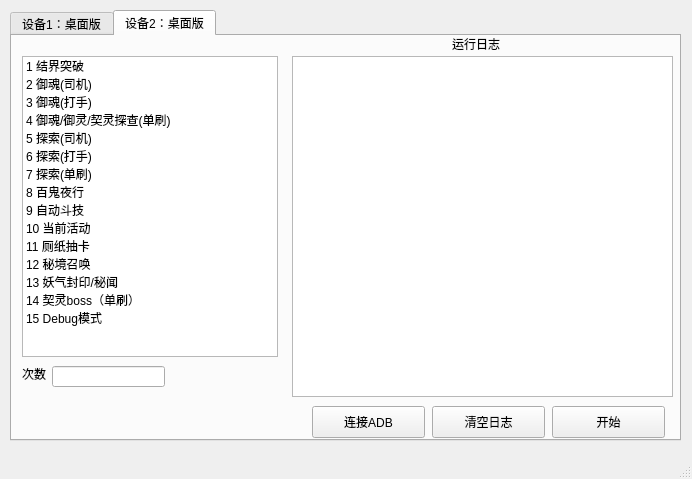
The window that yys.ui (lisai9093/YYS) describes before a commit, drawn with Qt 5.
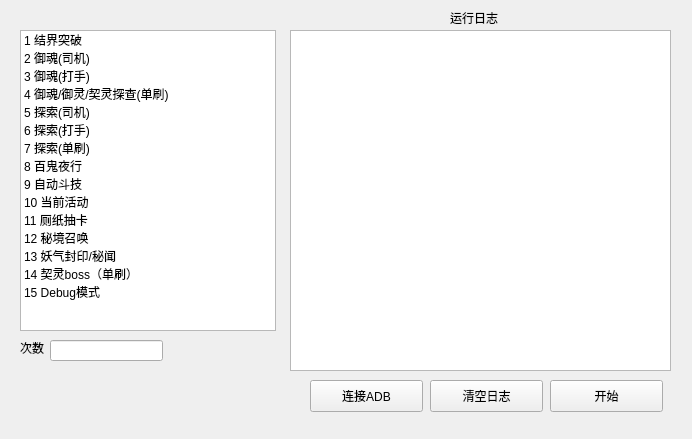
The same window after the commit. The open tabs and pages were chosen to show the change.

Commit message: 加入任意线程支持

```diff
--- a/yys.ui
+++ b/yys.ui
@@ -7,34 +7,18 @@
     <x>0</x>
     <y>0</y>
     <width>692</width>
-    <height>479</height>
+    <height>439</height>
    </rect>
   </property>
   <property name="windowTitle">
    <string>阴阳师自动脚本 - lisai9093</string>
   </property>
   <widget class="QWidget" name="centralwidget">
-   <widget class="QTabWidget" name="tabWidget">
-    <property name="geometry">
-     <rect>
-      <x>10</x>
-      <y>10</y>
-      <width>671</width>
-      <height>431</height>
-     </rect>
-    </property>
-    <property name="currentIndex">
-     <number>0</number>
-    </property>
-    <widget class="QWidget" name="tab1">
-     <attribute name="title">
-      <string>设备1：桌面版</string>
-     </attribute>
      <widget class="QListWidget" name="listWidget">
       <property name="geometry">
        <rect>
-        <x>10</x>
-        <y>20</y>
+      <x>20</x>
+      <y>30</y>
         <width>256</width>
         <height>301</height>
        </rect>
@@ -118,8 +102,8 @@
      <widget class="QLabel" name="label">
       <property name="geometry">
        <rect>
-        <x>10</x>
-        <y>330</y>
+      <x>20</x>
+      <y>340</y>
         <width>31</width>
         <height>16</height>
        </rect>
@@ -131,41 +115,54 @@
      <widget class="QLineEdit" name="lineEdit">
       <property name="geometry">
        <rect>
-        <x>40</x>
-        <y>330</y>
+      <x>50</x>
+      <y>340</y>
         <width>113</width>
         <height>21</height>
        </rect>
       </property>
      </widget>
-     <widget class="QLabel" name="label_2">
+   <widget class="QPushButton" name="pushButton_start">
       <property name="geometry">
        <rect>
-        <x>440</x>
-        <y>0</y>
-        <width>60</width>
-        <height>16</height>
+      <x>550</x>
+      <y>380</y>
+      <width>113</width>
+      <height>32</height>
        </rect>
       </property>
       <property name="text">
-       <string>运行日志</string>
+     <string>开始</string>
       </property>
      </widget>
      <widget class="QTextBrowser" name="textBrowser">
       <property name="geometry">
        <rect>
-        <x>280</x>
-        <y>20</y>
+      <x>290</x>
+      <y>30</y>
         <width>381</width>
         <height>341</height>
        </rect>
       </property>
      </widget>
+   <widget class="QLabel" name="label_2">
+    <property name="geometry">
+     <rect>
+      <x>450</x>
+      <y>10</y>
+      <width>60</width>
+      <height>16</height>
+     </rect>
+    </property>
+    <property name="text">
+     <string>运行日志</string>
+    </property>
+   </widget>
      <widget class="QPushButton" name="pushButton_restart">
       <property name="geometry">
        <rect>
-        <x>300</x>
-        <y>370</y>
+      <x>310</x>
+      <y>380</y>
         <width>113</width>
         <height>32</height>
        </rect>
@@ -177,8 +174,8 @@
      <widget class="QPushButton" name="pushButton_clear">
       <property name="geometry">
        <rect>
-        <x>420</x>
-        <y>370</y>
+      <x>430</x>
+      <y>380</y>
         <width>113</width>
         <height>32</height>
        </rect>
@@ -186,196 +183,6 @@
       <property name="text">
        <string>清空日志</string>
       </property>
-     </widget>
-     <widget class="QPushButton" name="pushButton_start">
-      <property name="geometry">
-       <rect>
-        <x>540</x>
-        <y>370</y>
-        <width>113</width>
-        <height>32</height>
-       </rect>
-      </property>
-      <property name="text">
-       <string>开始</string>
-      </property>
-     </widget>
-    </widget>
-    <widget class="QWidget" name="tab2">
-     <attribute name="title">
-      <string>设备2：桌面版</string>
-     </attribute>
-     <widget class="QLabel" name="label_3">
-      <property name="geometry">
-       <rect>
-        <x>10</x>
-        <y>330</y>
-        <width>31</width>
-        <height>16</height>
-       </rect>
-      </property>
-      <property name="text">
-       <string>次数</string>
-      </property>
-     </widget>
-     <widget class="QListWidget" name="listWidget_2">
-      <property name="geometry">
-       <rect>
-        <x>10</x>
-        <y>20</y>
-        <width>256</width>
-        <height>301</height>
-       </rect>
-      </property>
-      <item>
-       <property name="text">
-        <string>1 结界突破</string>
-       </property>
-      </item>
-      <item>
-       <property name="text">
-        <string>2 御魂(司机)</string>
-       </property>
-      </item>
-      <item>
-       <property name="text">
-        <string>3 御魂(打手)</string>
-       </property>
-      </item>
-      <item>
-       <property name="text">
-        <string>4 御魂/御灵/契灵探查(单刷)</string>
-       </property>
-      </item>
-      <item>
-       <property name="text">
-        <string>5 探索(司机)</string>
-       </property>
-      </item>
-      <item>
-       <property name="text">
-        <string>6 探索(打手)</string>
-       </property>
-      </item>
-      <item>
-       <property name="text">
-        <string>7 探索(单刷)</string>
-       </property>
-      </item>
-      <item>
-       <property name="text">
-        <string>8 百鬼夜行</string>
-       </property>
-      </item>
-      <item>
-       <property name="text">
-        <string>9 自动斗技</string>
-       </property>
-      </item>
-      <item>
-       <property name="text">
-        <string>10 当前活动</string>
-       </property>
-      </item>
-      <item>
-       <property name="text">
-        <string>11 厕纸抽卡</string>
-       </property>
-      </item>
-      <item>
-       <property name="text">
-        <string>12 秘境召唤</string>
-       </property>
-      </item>
-      <item>
-       <property name="text">
-        <string>13 妖气封印/秘闻</string>
-       </property>
-      </item>
-      <item>
-       <property name="text">
-        <string>14 契灵boss（单刷）</string>
-       </property>
-      </item>
-      <item>
-       <property name="text">
-        <string>15 Debug模式</string>
-       </property>
-      </item>
-     </widget>
-     <widget class="QLineEdit" name="lineEdit_2">
-      <property name="geometry">
-       <rect>
-        <x>40</x>
-        <y>330</y>
-        <width>113</width>
-        <height>21</height>
-       </rect>
-      </property>
-     </widget>
-     <widget class="QPushButton" name="pushButton_start_2">
-      <property name="geometry">
-       <rect>
-        <x>540</x>
-        <y>370</y>
-        <width>113</width>
-        <height>32</height>
-       </rect>
-      </property>
-      <property name="text">
-       <string>开始</string>
-      </property>
-     </widget>
-     <widget class="QTextBrowser" name="textBrowser_2">
-      <property name="geometry">
-       <rect>
-        <x>280</x>
-        <y>20</y>
-        <width>381</width>
-        <height>341</height>
-       </rect>
-      </property>
-     </widget>
-     <widget class="QPushButton" name="pushButton_clear_2">
-      <property name="geometry">
-       <rect>
-        <x>420</x>
-        <y>370</y>
-        <width>113</width>
-        <height>32</height>
-       </rect>
-      </property>
-      <property name="text">
-       <string>清空日志</string>
-      </property>
-     </widget>
-     <widget class="QPushButton" name="pushButton_restart_2">
-      <property name="geometry">
-       <rect>
-        <x>300</x>
-        <y>370</y>
-        <width>113</width>
-        <height>32</height>
-       </rect>
-      </property>
-      <property name="text">
-       <string>连接ADB</string>
-      </property>
-     </widget>
-     <widget class="QLabel" name="label_4">
-      <property name="geometry">
-       <rect>
-        <x>440</x>
-        <y>0</y>
-        <width>60</width>
-        <height>16</height>
-       </rect>
-      </property>
-      <property name="text">
-       <string>运行日志</string>
-      </property>
-     </widget>
-    </widget>
    </widget>
   </widget>
   <widget class="QMenuBar" name="menubar">
@@ -388,7 +195,6 @@
     </rect>
    </property>
   </widget>
-  <widget class="QStatusBar" name="statusbar"/>
   <action name="actionhelp">
    <property name="text">
     <string>help</string>
```
Lines whose indentation alone changed are shown as unchanged. The commit also changes 2 other files.
